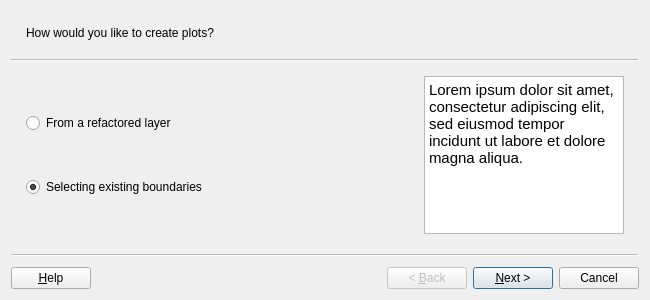
First picture: the form in asistente_ladm_col/ui/wiz_create_plot_cadastre.ui, repository SwissTierrasColombia/Asistente-LADM-COL, before the edit.
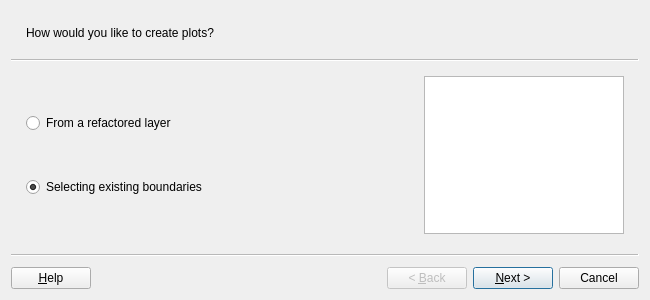
Second picture: the form after the edit. Custom widgets are drawn as their Qt base class.

```diff
--- a/asistente_ladm_col/ui/wiz_create_plot_cadastre.ui
+++ b/asistente_ladm_col/ui/wiz_create_plot_cadastre.ui
@@ -115,7 +115,6 @@
 &lt;html&gt;&lt;head&gt;&lt;meta name=&quot;qrichtext&quot; content=&quot;1&quot; /&gt;&lt;style type=&quot;text/css&quot;&gt;
 p, li { white-space: pre-wrap; }
 &lt;/style&gt;&lt;/head&gt;&lt;body style=&quot; font-family:'Ubuntu'; font-size:11pt; font-weight:400; font-style:normal;&quot;&gt;
-&lt;p style=&quot; margin-top:0px; margin-bottom:0px; margin-left:0px; margin-right:0px; -qt-block-indent:0; text-indent:0px;&quot;&gt;Lorem ipsum dolor sit amet, consectetur adipiscing elit, sed eiusmod tempor incidunt ut labore et dolore magna aliqua.&lt;/p&gt;
 &lt;p style=&quot;-qt-paragraph-type:empty; margin-top:0px; margin-bottom:0px; margin-left:0px; margin-right:0px; -qt-block-indent:0; text-indent:0px;&quot;&gt;&lt;br /&gt;&lt;/p&gt;&lt;/body&gt;&lt;/html&gt;</string>
       </property>
      </widget>
```
Left out of the diff: 12 changed lines with no effect on the pictures.
